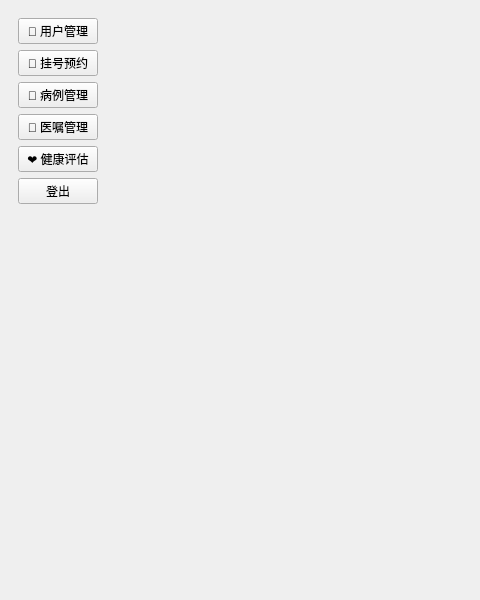
The window that Client/forms/doctorhomepage.ui (lgy987/IntelliMed) describes before a commit, drawn with Qt 5; both pictures show x 0 to 480 and y 0 to 600 of the 1000 by 600 pixel window.
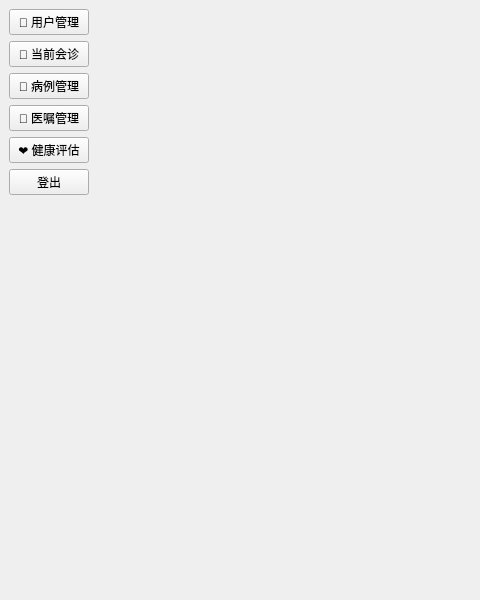
The same window after the commit.

What changed in the file:
```diff
--- a/Client/forms/doctorhomepage.ui
+++ b/Client/forms/doctorhomepage.ui
@@ -17,10 +17,6 @@
    <layout class="QHBoxLayout" name="horizontalLayout_main">
     <!-- Sidebar buttons -->
     <item>
-     <widget class="QWidget" name="sidebar">
-      <property name="minimumWidth">
-       <number>180</number>
-      </property>
       <layout class="QVBoxLayout" name="verticalLayout_sidebar">
         <item>
          <widget class="QPushButton" name="btnUser">
@@ -32,7 +28,7 @@
         <item>
          <widget class="QPushButton" name="btnAppointment">
           <property name="text">
-           <string>📅 挂号预约</string>
+         <string>📅 当前会诊</string>
           </property>
          </widget>
         </item>
@@ -78,14 +74,7 @@
          </spacer>
         </item>
       </layout>
-      <property name="styleSheet">
-       <string notr="true">
-       </string>
-      </property>
-     </widget>
     </item>
-
-    <!-- Main content area -->
     <item>
      <widget class="QStackedWidget" name="stackedPages">
       <widget class="QWidget" name="pageUser"/>
```
Left out of the diff: 14 changed lines with no effect on the pictures. Lines whose indentation alone changed are shown as unchanged.
